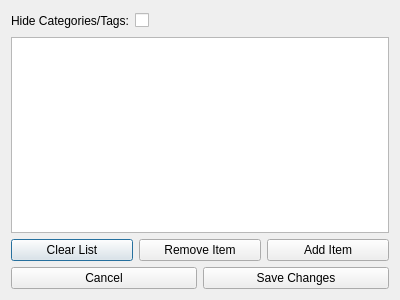
The window that HiddenItemsList.ui (therealMaPMaKeR/MMDiary) describes before a commit, drawn with Qt 5.
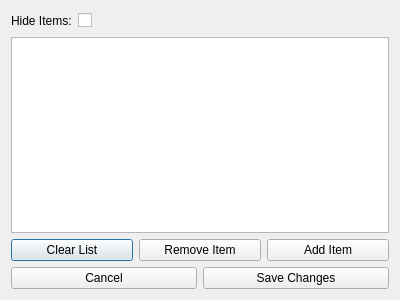
The same window after the commit.

Diff of the .ui file:
```diff
--- a/HiddenItemsList.ui
+++ b/HiddenItemsList.ui
@@ -34,7 +34,7 @@
      <item>
       <widget class="QLabel" name="label_HideItems">
        <property name="text">
-        <string>Hide Categories/Tags:</string>
+        <string>Hide Items:</string>
        </property>
       </widget>
      </item>
```
Left out of the diff: 6 changed lines with no effect on the pictures.
